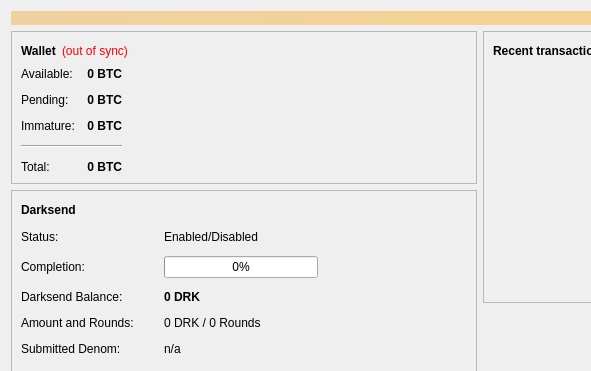
wagerr/PIVX, file src/qt/forms/overviewpage.ui: the form before one commit; both pictures show x 0 to 591 and y 0 to 371 of the 960 by 585 pixel window.
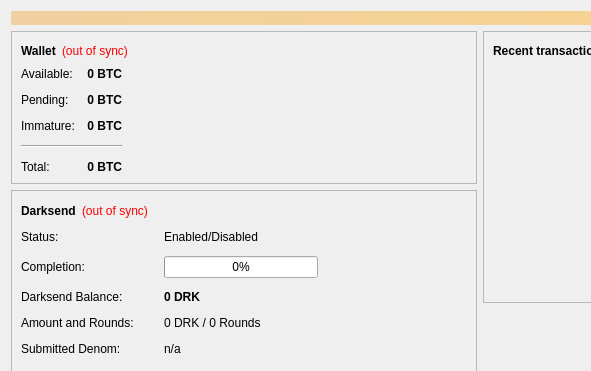
The form after the commit.

Commit message: add "out of sync" message to DS section too

Diff of the .ui file:
```diff
--- a/src/qt/forms/overviewpage.ui
+++ b/src/qt/forms/overviewpage.ui
@@ -383,25 +383,6 @@
            </item>
           </layout>
          </widget>
-         <widget class="QLabel" name="label_2">
-          <property name="geometry">
-           <rect>
-            <x>10</x>
-            <y>10</y>
-            <width>66</width>
-            <height>20</height>
-           </rect>
-          </property>
-          <property name="font">
-           <font>
-            <weight>75</weight>
-            <bold>true</bold>
-           </font>
-          </property>
-          <property name="text">
-           <string>Darksend</string>
-          </property>
-         </widget>
          <widget class="QPushButton" name="runAutoDenom">
           <property name="geometry">
            <rect>
@@ -943,6 +924,60 @@
            <string>Reset</string>
           </property>
          </widget>
+         <widget class="QWidget" name="">
+          <property name="geometry">
+           <rect>
+            <x>10</x>
+            <y>10</y>
+            <width>431</width>
+            <height>22</height>
+           </rect>
+          </property>
+          <layout class="QHBoxLayout" name="horizontalLayout_5">
+           <item>
+            <widget class="QLabel" name="label_2">
+             <property name="font">
+              <font>
+               <weight>75</weight>
+               <bold>true</bold>
+              </font>
+             </property>
+             <property name="text">
+              <string>Darksend</string>
+             </property>
+            </widget>
+           </item>
+           <item>
+            <widget class="QLabel" name="labelDarksendSyncStatus">
+             <property name="toolTip">
+              <string>The displayed information may be out of date. Your wallet automatically synchronizes with the Darkcoin network after a connection is established, but this process has not completed yet.</string>
+             </property>
+             <property name="styleSheet">
+              <string notr="true">QLabel { color: red; }</string>
+             </property>
+             <property name="text">
+              <string notr="true">(out of sync)</string>
+             </property>
+             <property name="alignment">
+              <set>Qt::AlignLeading|Qt::AlignLeft|Qt::AlignVCenter</set>
+             </property>
+            </widget>
+           </item>
+           <item>
+            <spacer name="horizontalSpacer_4">
+             <property name="orientation">
+              <enum>Qt::Horizontal</enum>
+             </property>
+             <property name="sizeHint" stdset="0">
+              <size>
+               <width>40</width>
+               <height>20</height>
+              </size>
+             </property>
+            </spacer>
+           </item>
+          </layout>
+         </widget>
         </widget>
        </item>
        <item>
```
The commit also changes 1 other file.
